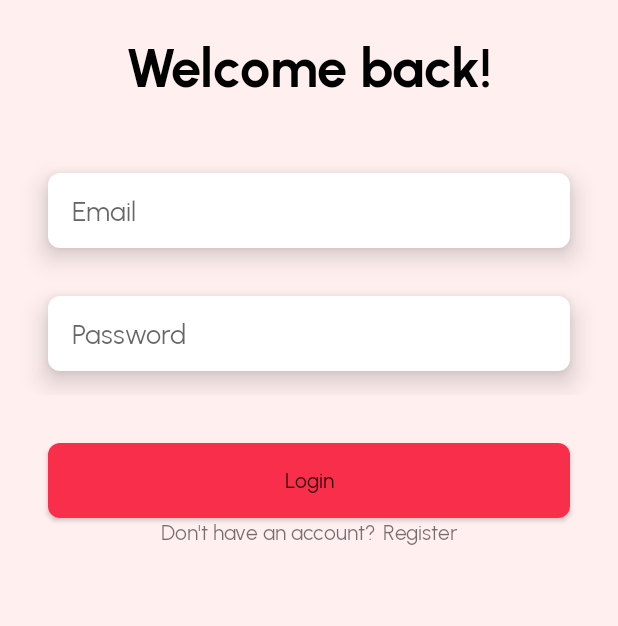
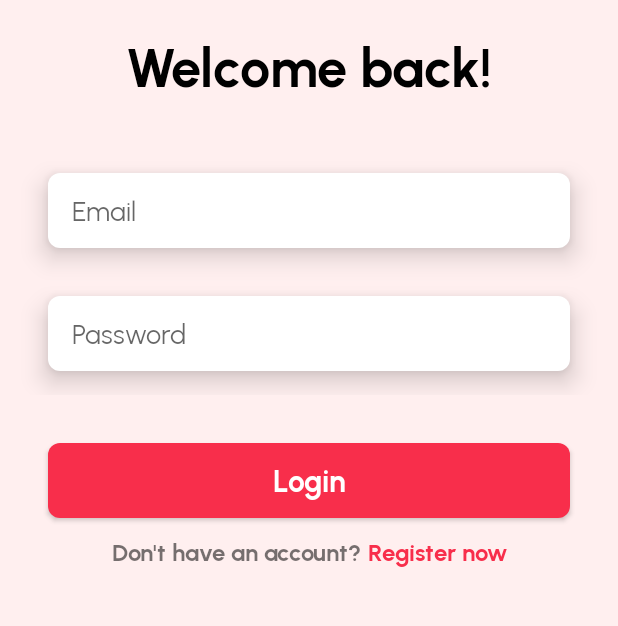
Before and after one commit to Laevateinn17/Verky, an Android app: the screen it shows after launch (LoginActivity), on a phone screen of 412 x 824 dp, the part 288-914 px from its top. Run offline under Robolectric (Android 15) with nearby library versions, the phone set to English and light mode, and no system bars.

Commit message:
updated login page

```diff
--- a/app/src/main/res/layout/activity_login.xml
+++ b/app/src/main/res/layout/activity_login.xml
@@ -79,6 +79,9 @@
         android:textAllCaps="false"
         app:layout_constraintTop_toBottomOf="@id/inputLayout"
         android:layout_marginTop="32dp"
+        android:textSize="20sp"
+        android:textColor="@color/white"
+        android:fontFamily="@font/urbanist_bold"
         />
     <LinearLayout
         android:layout_width="wrap_content"
@@ -87,17 +90,23 @@
         app:layout_constraintLeft_toLeftOf="parent"
         app:layout_constraintRight_toRightOf="parent"
         android:orientation="horizontal"
+        android:layout_marginVertical="12dp"
         >
         <TextView
             android:layout_width="wrap_content"
             android:layout_height="wrap_content"
             android:text="Don't have an account?"
+            android:fontFamily="@font/urbanist_bold"
+            android:textSize="16sp"
             app:layout_constraintTop_toBottomOf="@id/loginButton"
             />
         <TextView
             android:layout_width="wrap_content"
             android:layout_height="wrap_content"
-            android:text="Register"
+            android:text="Register now"
+            android:fontFamily="@font/urbanist_bold"
+            android:textColor="@color/primary"
+            android:textSize="16sp"
             app:layout_constraintTop_toBottomOf="@id/loginButton"
             android:layout_marginLeft="4dp"
             />
```
